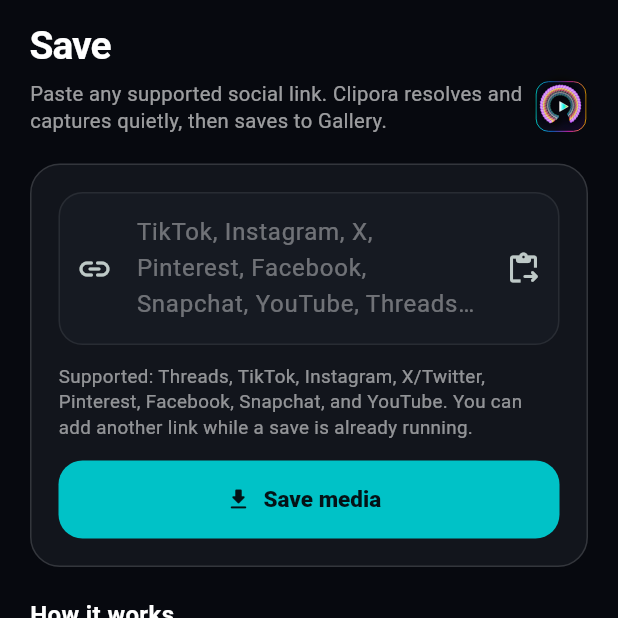
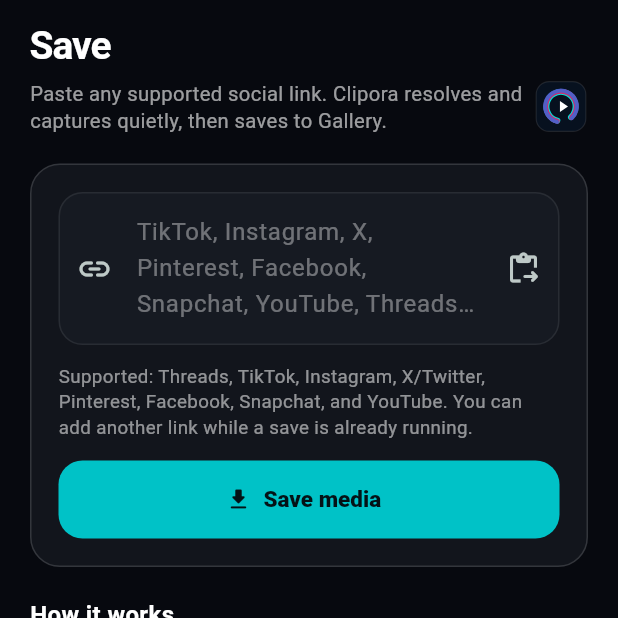
Before and after one commit to Harold-Djah007/Clipora, a Flutter app: the screen it shows after launch, after a tap on "Save media", on a phone screen of 412 x 824 dp, the top half of it. Run offline on Flutter 3.47's test engine with Material 3 defaults, Android fonts, the phone set to English and light mode, and no system bars; our stand-ins replace dio, flutter_secure_storage, share_plus, shared_preferences; missing offline and left inert: flutter_inappwebview.

Commit message:
Restore stable Clipora mark

```diff
--- a/mobile/lib/widgets/threadvault_mark.dart
+++ b/mobile/lib/widgets/threadvault_mark.dart
@@ -1,19 +1,114 @@
+import 'dart:math' as math;
 import 'package:flutter/material.dart';
 
-import 'clipora_rope_logo.dart';
-
 /// Clipora mark used across the app. Keep this widget name so screens do not need to change.
-class ThreadVaultMark extends StatelessWidget {
+class ThreadVaultMark extends StatefulWidget {
   final double size;
   final bool showGlow;
-
   const ThreadVaultMark({super.key, this.size = 48, this.showGlow = true});
 
   @override
+  State<ThreadVaultMark> createState() => _ThreadVaultMarkState();
+}
+
+class _ThreadVaultMarkState extends State<ThreadVaultMark> with SingleTickerProviderStateMixin {
+  late final AnimationController _controller;
+
+  @override
+  void initState() {
+    super.initState();
+    _controller = AnimationController(vsync: this, duration: const Duration(milliseconds: 3200))..repeat();
+  }
+
+  @override
+  void dispose() {
+    _controller.dispose();
+    super.dispose();
+  }
+
+  @override
   Widget build(BuildContext context) {
-    return CliporaRopeLogo(
-      size: size,
-      showGlow: showGlow,
+    final mark = CustomPaint(
+      size: Size.square(widget.size),
+      painter: const _CliporaMarkPainter(),
+    );
+    if (!widget.showGlow) return mark;
+
+    return AnimatedBuilder(
+      animation: _controller,
+      child: mark,
+      builder: (context, child) {
+        final wave = .5 + (.5 * math.sin(_controller.value * math.pi * 2));
+        return Container(
+          width: widget.size,
+          height: widget.size,
+          decoration: BoxDecoration(
+            borderRadius: BorderRadius.circular(widget.size * .24),
+            boxShadow: [
+              BoxShadow(
+                color: const Color(0xFF00F2EA).withOpacity(.16 + wave * .10),
+                blurRadius: widget.size * .36,
+              ),
+              BoxShadow(
+                color: const Color(0xFFFF0050).withOpacity(.10 + wave * .08),
+                blurRadius: widget.size * .50,
+              ),
+            ],
+          ),
+          child: child,
+        );
+      },
     );
   }
 }
+
+class _CliporaMarkPainter extends CustomPainter {
+  const _CliporaMarkPainter();
+
+  @override
+  void paint(Canvas canvas, Size size) {
+    final center = size.center(Offset.zero);
+    final tile = RRect.fromRectAndRadius(
+      Rect.fromCircle(center: center, radius: size.shortestSide * .46),
+      Radius.circular(size.shortestSide * .24),
+    );
+    canvas.drawRRect(tile, Paint()..color = const Color(0xFF07111F));
+    canvas.drawRRect(
+      tile,
+      Paint()
+        ..style = PaintingStyle.stroke
+        ..strokeWidth = size.shortestSide * .02
+        ..color = Colors.white.withOpacity(.10),
+    );
+
+    final arc = Rect.fromCircle(center: center, radius: size.shortestSide * .27);
+    const ribbons = <Color>[
+      Color(0xFF00F2EA),
+      Color(0xFFFF0050),
+      Color(0xFF1877F2),
+    ];
+    for (var i = 0; i < ribbons.length; i++) {
+      canvas.drawArc(
+        arc.inflate(i * size.shortestSide * .012),
+        math.pi * .58,
+        math.pi * 1.68,
+        false,
+        Paint()
+          ..style = PaintingStyle.stroke
+          ..strokeCap = StrokeCap.round
+          ..strokeWidth = size.shortestSide * (.11 - i * .018)
+          ..color = ribbons[i].withOpacity(.92 - i * .12),
+      );
+    }
+
+    final tri = Path()
+      ..moveTo(center.dx - size.width * .02, center.dy - size.height * .10)
+      ..lineTo(center.dx - size.width * .02, center.dy + size.height * .10)
+      ..lineTo(center.dx + size.width * .13, center.dy)
+      ..close();
+    canvas.drawPath(tri, Paint()..color = Colors.white);
+  }
+
+  @override
+  bool shouldRepaint(covariant _CliporaMarkPainter oldDelegate) => false;
+}
```
